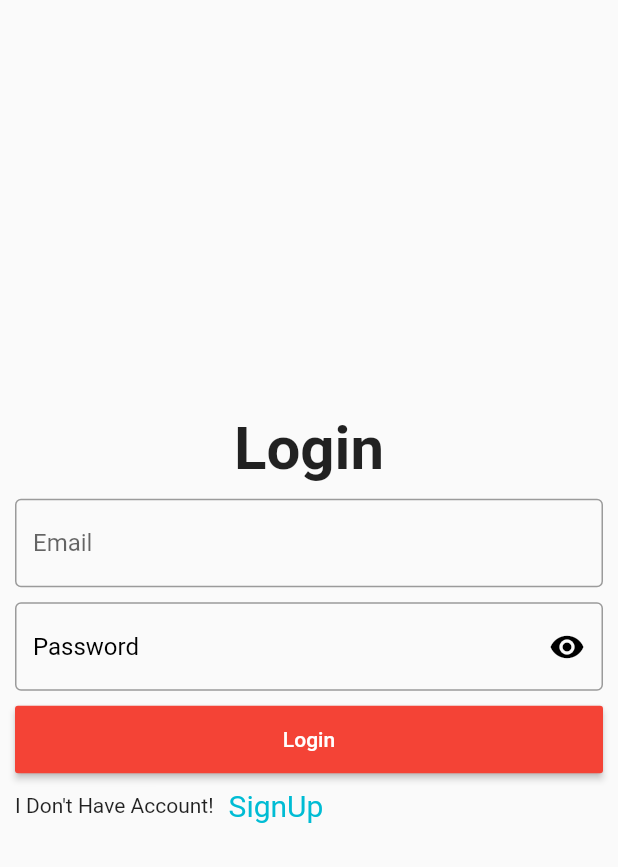
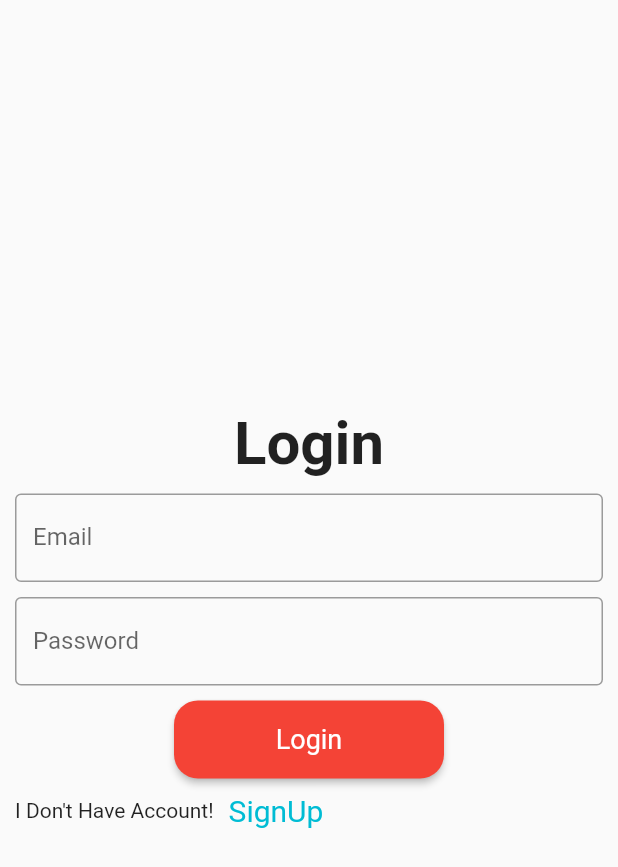
Before and after one commit to nixen2802/FlutterStudentZone, a Flutter app: the screen it shows after launch, after a tap on "LOG IN", on a phone screen of 412 x 824 dp. Shown: the top 867 px of the screen. Run offline on Flutter 3.47's test engine with Material 2 defaults, Android fonts, the phone set to English and light mode, and no system bars; our stand-ins replace carousel_slider, cloud_firestore, firebase_auth, firebase_core, firebase_storage, fluttertoast and 2 more; accounts and stored records are empty.

Commit message:
changed splash screen button UI

```diff
--- a/lib/screens/login1.dart
+++ b/lib/screens/login1.dart
@@ -1,3 +1,4 @@
+// import 'dart:html';
 import 'package:firebase_auth/firebase_auth.dart';
 import 'package:flutter/material.dart';
 import 'package:flutter/services.dart';
@@ -39,7 +40,7 @@ class _login1State extends State<login1> {
               email: email.text, password: password.text);
       print(result);
       Navigator.of(context)
-        .pushReplacement(MaterialPageRoute(builder: (ctx) => base()));
+          .pushReplacement(MaterialPageRoute(builder: (ctx) => base()));
     } on PlatformException catch (error) {
       var message = "Please Check Your Internet Connection ";
       if (error.message != null) {
@@ -65,7 +66,6 @@ class _login1State extends State<login1> {
         backgroundColor: Theme.of(context).primaryColor,
       ));
     }
-
 
     setState(() {
       isLoading = false;
@@ -125,16 +125,23 @@ class _login1State extends State<login1> {
                 SizedBox(
                   height: 10,
                 ),
-                MyTextFormField(
-                  name: "Email",
+                TextField(
+                  obscureText: obserText,
+                  decoration: InputDecoration(
+                    border: OutlineInputBorder(),
+                    labelText: 'Email',
+                  ),
                   controller: email,
                 ),
                 SizedBox(
                   height: 10,
                 ),
-                PasswordTextFormField(
-                  obserText: obserText,
-                  name: "Password",
+                TextField(
+                  obscureText: true,
+                  decoration: InputDecoration(
+                    border: OutlineInputBorder(),
+                    labelText: 'Password',
+                  ),
                   controller: password,
                   onTap: () {
                     FocusScope.of(context).unfocus();
--- a/lib/screens/splashscreen.dart
+++ b/lib/screens/splashscreen.dart
@@ -44,7 +44,9 @@ class _splashscreenState extends State<splashscreen> {
                   //     textStyle: MaterialStateProperty.all(TextStyle(fontSize: 25)),
                   //   ),
                   // ),
-                  new RaisedButton(
+                  ConstrainedBox(
+                    constraints: const BoxConstraints.tightFor(width: 120, height: 60),
+                    child: new ElevatedButton(
                       onPressed: () {
                         Navigator.of(context).pushAndRemoveUntil(
                           MaterialPageRoute(builder: (context) => login1()),
@@ -52,14 +54,26 @@ class _splashscreenState extends State<splashscreen> {
                         );
                       },
                       child: Text('LOG IN'),
-                    color: Colors.white,
-                    textColor: Colors.black,
-                    shape: RoundedRectangleBorder(
-                        side: BorderSide(color: Colors.black, width: 2)),
-                    padding: EdgeInsets.fromLTRB(50, 25, 50, 25),
+                      style: ButtonStyle(
+                        backgroundColor: MaterialStateProperty.all(Colors.white),
+                        foregroundColor: MaterialStateProperty.all(Colors.black),
+                        shape: MaterialStateProperty.all(
+                          RoundedRectangleBorder(
+                            borderRadius: BorderRadius.circular(16),
+                          ),
+                        ),
+                      ),
+                      // color: Colors.white,
+                      // textColor: Colors.black,
+                      // shape: RoundedRectangleBorder(
+                      //     side: BorderSide(color: Colors.black, width: 2)),
+                      // padding: EdgeInsets.fromLTRB(50, 25, 50, 25),
+                    ),
                   ),
                   Padding(padding: EdgeInsets.fromLTRB(20, 0, 0, 0)),
-                  new RaisedButton(
+                  ConstrainedBox(
+                    constraints: const BoxConstraints.tightFor(width: 120, height: 60),
+                    child: new ElevatedButton(
                       onPressed: () {
                         Navigator.of(context).pushAndRemoveUntil(
                           MaterialPageRoute(builder: (context) => register1()),
@@ -67,11 +81,21 @@ class _splashscreenState extends State<splashscreen> {
                         );
                       },
                       child: Text('REGISTER'),
-                    color: Colors.red,
-                    textColor: Colors.white,
-                    shape: RoundedRectangleBorder(
-                        side: BorderSide(color: Colors.red, width: 2)),
-                    padding: EdgeInsets.fromLTRB(50, 25, 50, 25),
+                      style: ButtonStyle(
+                        backgroundColor: MaterialStateProperty.all(Colors.red),
+                        foregroundColor: MaterialStateProperty.all(Colors.white),
+                        shape: MaterialStateProperty.all(
+                          RoundedRectangleBorder(
+                            borderRadius: BorderRadius.circular(16),
+                          ),
+                        ),
+                      ),
+                      // color: Colors.red,
+                      // textColor: Colors.white,
+                      // shape: RoundedRectangleBorder(
+                      //     side: BorderSide(color: Colors.red, width: 2)),
+                      // padding: EdgeInsets.fromLTRB(50, 25, 50, 25),
+                    ),
                   ),
                   // new ElevatedButton(onPressed: null, child: Text('REGISTER'), style: ButtonStyle(
                   // backgroundColor: MaterialStateProperty.all(Colors.red),
--- a/lib/widgets/mybutton.dart
+++ b/lib/widgets/mybutton.dart
@@ -7,15 +7,31 @@ class MyButton extends StatelessWidget {
   @override
   Widget build(BuildContext context) {
     return Container(
-      height: 45,
-      width: double.infinity,
-      child: RaisedButton(
-        child: Text(
-          name,
-          style: TextStyle(color: Colors.white),
+      height: 52,
+      width: 180,
+      child: ConstrainedBox(
+        constraints: const BoxConstraints.tightFor(width: 120, height: 52),
+        child: ElevatedButton(
+          style: ButtonStyle(
+            backgroundColor: MaterialStateProperty.all(Colors.red),
+            foregroundColor: MaterialStateProperty.all(Colors.white),
+            textStyle: MaterialStateProperty.all(
+                TextStyle(
+                  fontSize: 18,
+                ),
+            ),
+            shape: MaterialStateProperty.all(
+              RoundedRectangleBorder(
+                borderRadius: BorderRadius.circular(16),
+              ),
+            ),
+          ),
+          child: Text(
+            name,
+            style: TextStyle(color: Colors.white),
+          ),
+          onPressed: () => onPressed(),
         ),
-        color: Colors.red,
-        onPressed: () => onPressed(),
       ),
     );
   }
```
Lines whose indentation alone changed are shown as unchanged.
